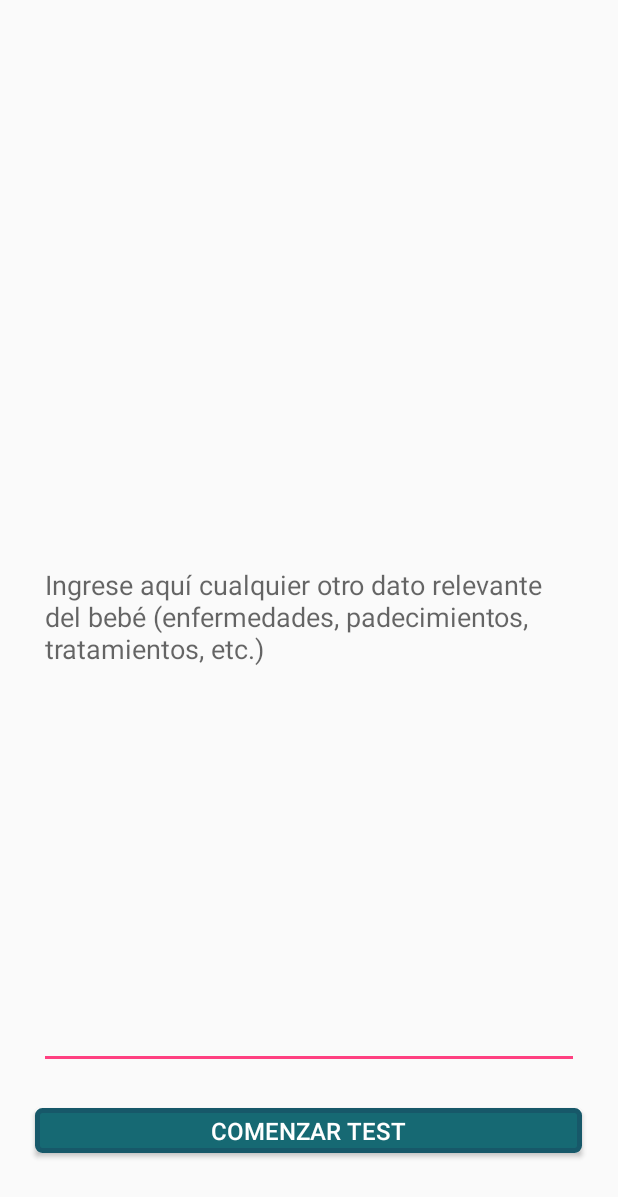
After one commit to luisrra17/BabyCare, an Android app: the layout activity_pop_up_registro_paciente.xml on its own in the app's theme, with its tools: preview values and no code run, on a phone screen of 412 x 824 dp. The commit adds this screen. Shown: the top 1197 px of the screen. Run offline under Robolectric (Android 15) with nearby library versions, the phone set to English and light mode, and no system bars.

Commit message:
registro de pacientes 100% working (hay que bretear la interfaz del popUp Window)

```diff
--- a/app/src/main/java/com/example/adriana/babycare/InicioSesion.java
+++ b/app/src/main/java/com/example/adriana/babycare/InicioSesion.java
@@ -64,7 +64,7 @@ public class InicioSesion extends Activity {
                 runOnUiThread(new Runnable() {
                     @Override
                     public void run() {
-                        Toast.makeText(getApplicationContext(),"Ya termine, la vara termino con estado"+resultado,Toast.LENGTH_SHORT).show();;
+
                         if(resultado.equals("ERROR 01")){
                             Toast.makeText(getApplicationContext(),"Correo electrónico incorrecto. "+resultado,Toast.LENGTH_SHORT).show();
                             progressBar.setVisibility(View.INVISIBLE);
--- a/app/src/main/res/layout/activity_menu.xml
+++ b/app/src/main/res/layout/activity_menu.xml
@@ -23,7 +23,7 @@
     <Button
         android:text="Comenzar Test"
         android:id="@+id/buttonComenzar"
-        android:onClick="irAEscogerGenero"
+        android:onClick="irADatosMenor"
         android:textColor="#FFFFFF"
         android:textSize="16sp"
         android:layout_width="250dp"
--- /dev/null
+++ b/app/src/main/res/layout/activity_pop_up_registro_paciente.xml
@@ -0,0 +1,51 @@
+<?xml version="1.0" encoding="utf-8"?>
+<RelativeLayout xmlns:android="http://schemas.android.com/apk/res/android"
+    xmlns:tools="http://schemas.android.com/tools"
+    android:layout_width="match_parent"
+    android:layout_height="match_parent"
+    android:paddingBottom="@dimen/activity_vertical_margin"
+    android:paddingLeft="@dimen/activity_horizontal_margin"
+    android:paddingRight="@dimen/activity_horizontal_margin"
+    android:paddingTop="@dimen/activity_vertical_margin"
+    tools:context="com.example.adriana.babycare.PopUpRegistroPaciente">
+
+    <Button
+        android:layout_width="500dp"
+        android:layout_height="30dp"
+        android:text="Comenzar Test"
+        android:id="@+id/buttonComenzar"
+        android:layout_marginRight="15dp"
+        android:textColor="#FFFFFF"
+        android:textSize="16sp"
+        android:background="@drawable/registb"
+        android:layout_alignParentBottom="true"
+        android:layout_centerHorizontal="true"
+        android:layout_marginBottom="39dp" />
+
+    <EditText
+        android:layout_width="match_parent"
+        android:layout_height="match_parent"
+        android:inputType="textMultiLine"
+        android:ems="10"
+        android:id="@+id/editTextAnotaciones"
+        android:layout_centerVertical="true"
+        android:layout_centerHorizontal="true"
+        android:layout_marginTop="80dp"
+        android:layout_marginBottom="110dp"
+        android:layout_marginRight="10dp"
+        android:layout_marginLeft="10dp"
+        android:hint="Ingrese aquí cualquier otro dato relevante del bebé (enfermedades, padecimientos, tratamientos, etc.)" />
+
+    <ProgressBar
+        style="?android:attr/progressBarStyleLarge"
+        android:layout_width="wrap_content"
+        android:layout_height="wrap_content"
+        android:id="@+id/progressBarPaciente"
+        android:progressDrawable="@drawable/circular_progress_bar"
+        android:indeterminate="false"
+        android:layout_centerVertical="true"
+        android:layout_centerHorizontal="true"
+        android:visibility="invisible" />
+
+
+</RelativeLayout>
```
Also changed, not shown: app/src/main/AndroidManifest.xml (+5 -2 lines), app/src/main/java/com/example/adriana/babycare/MainActivity.java (+4 -4 lines), app/src/main/java/com/example/adriana/babycare/Menu.java (+10 -3 lines), app/src/main/java/com/example/adriana/babycare/Paciente.java (added, +125 -0 lines), app/src/main/java/com/example/adriana/babycare/PopUpRegistroPaciente.java (added, +146 -0 lines), app/src/main/java/com/example/adriana/babycare/PopUpRegistroUsuario.java (+3 -4 lines), app/src/main/java/com/example/adriana/babycare/Registro_Menor.java (+77 -1 lines), app/src/main/res/layout/activity_registro_menor.xml (+36 -46 lines).
